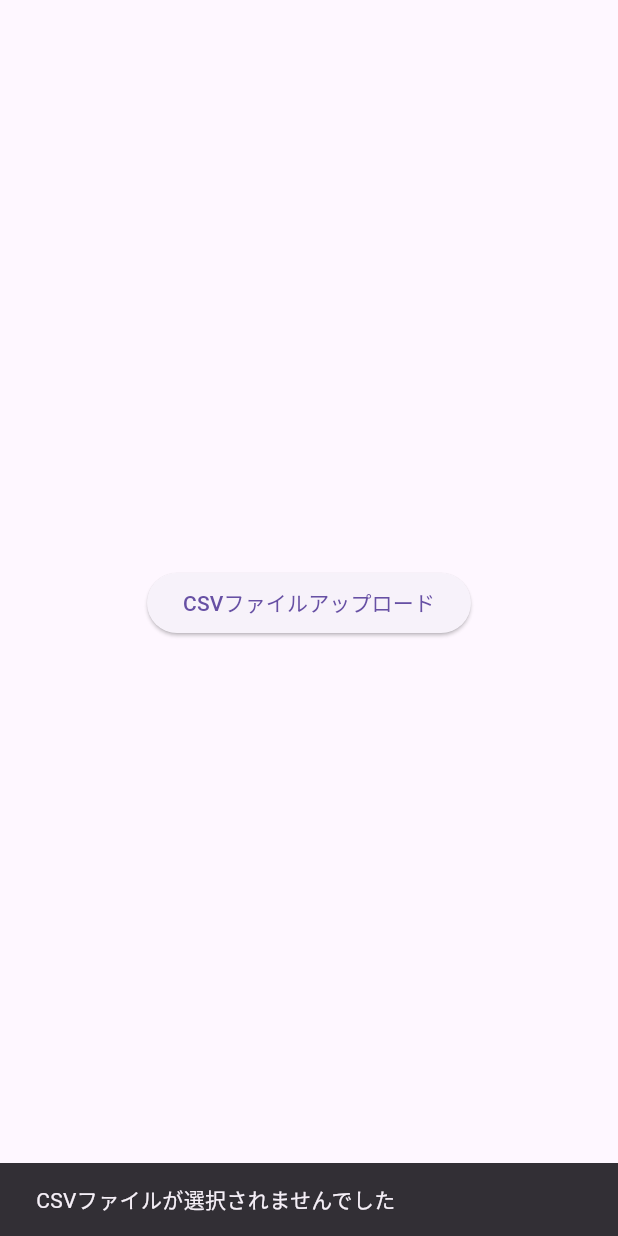
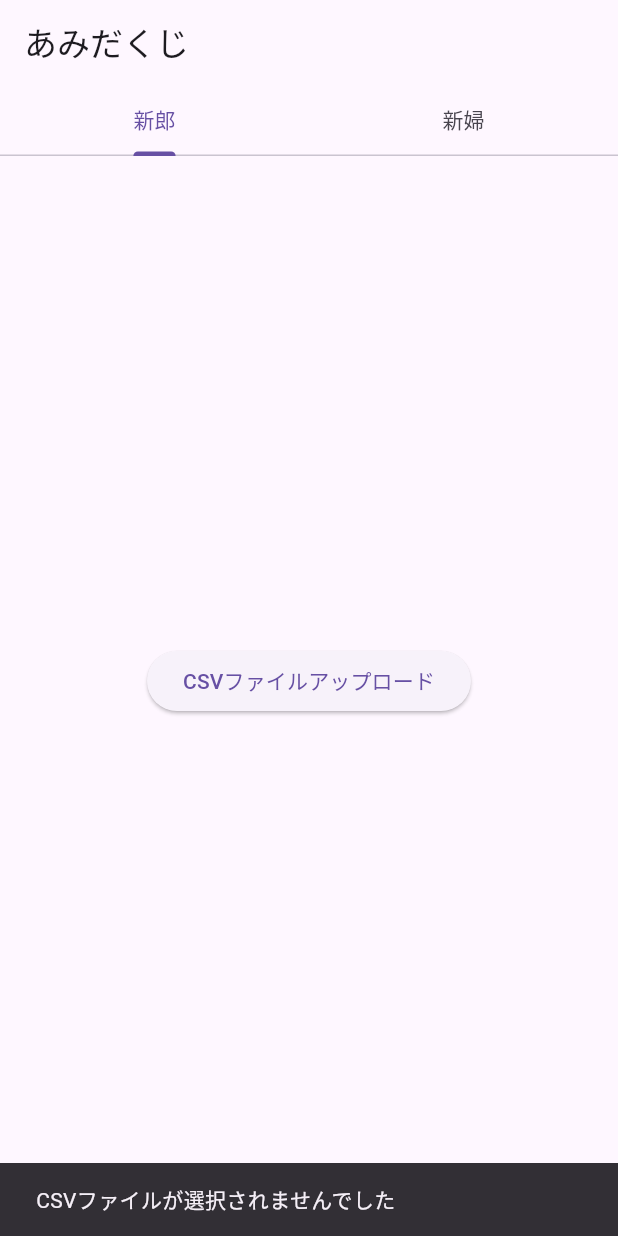
Before and after one commit to kentomiya89/amidakuji_app, a Flutter app: the screen it shows after launch, after a tap on "CSVファイルアップロード", on a phone screen of 412 x 824 dp. Run offline on Flutter 3.47's test engine with Material 3 defaults, Android fonts, the phone set to English and light mode, and no system bars; our stand-ins replace csv, file_picker.

Commit message:
change: TabBarViewを使ったシングルページアプリケーション的な感じに変更

```diff
--- a/lib/page/home_page.dart
+++ b/lib/page/home_page.dart
@@ -1,89 +1,65 @@
-import 'dart:convert';
-
 import 'package:amidakuji_app/model/participant.dart';
-import 'package:amidakuji_app/page/amida_page.dart';
-import 'package:csv/csv.dart';
-import 'package:file_picker/file_picker.dart';
+import 'package:amidakuji_app/view/amida_body.dart';
+import 'package:amidakuji_app/view/data_upload_body.dart';
 import 'package:flutter/material.dart';
 
-class HomePage extends StatefulWidget {
+class HomePage extends StatelessWidget {
   const HomePage({super.key});
 
   @override
-  State<HomePage> createState() => _HomePageState();
-}
-
-class _HomePageState extends State<HomePage> {
-  // CSVファイルをアップロードするメソッド
-  Future<void> _uploadCsv() async {
-    final result = await FilePicker.platform.pickFiles(
-      type: FileType.custom,
-      allowedExtensions: ['csv'],
-    );
-
-    if (result == null) {
-      // ファイルが選択されなかった場合
-      _showErrorSnackBar('CSVファイルが選択されませんでした');
-
-      return;
-    }
-
-    // ファイルの読み込み
-    final file = result.files.first;
-    final bytes = file.bytes;
-
-    if (bytes == null) {
-      // ファイルが選択されなかった場合
-      _showErrorSnackBar('ファイルの読み取りが失敗しました');
-
-      return;
-    }
-
-    // シフトJISやEUC-JPで保存されている場合もUTF-8に変換して処理
-    final csvString = utf8.decode(bytes, allowMalformed: true); // UTF-8に変換
-    final csvTable = const CsvToListConverter().convert(csvString);
-
-    final participantList = csvTable.sublist(1).map((list) {
-      final lastName = list.first as String;
-      final firstName = list.last as String;
-
-      return Participant(firstName: firstName, lastName: lastName);
-    }).toList();
-
-    if (mounted) {
-      await Navigator.of(context).pushReplacement(
-        PageRouteBuilder<void>(
-          pageBuilder: (_, __, ___) =>
-              AmidaPage(participantList: participantList),
-          transitionDuration: Duration.zero,
-          reverseTransitionDuration: Duration.zero,
+  Widget build(BuildContext context) {
+    return DefaultTabController(
+      length: 2,
+      child: Scaffold(
+        appBar: AppBar(
+          title: const Text('あみだくじ'),
+          bottom: const TabBar(
+            tabs: [
+              Tab(text: '新郎'),
+              Tab(text: '新婦'),
+            ],
+          ),
+        ),
+        body: const TabBarView(
+          children: [
+            _HomeBody(),
+            _HomeBody(),
+          ],
+        ),
       ),
     );
   }
 }
 
-  void _showErrorSnackBar(String message) {
-    ScaffoldMessenger.of(context)
-        .showSnackBar(SnackBar(content: Text(message)));
+class _HomeBody extends StatefulWidget {
+  const _HomeBody();
+
+  @override
+  State<_HomeBody> createState() => _HomeBodyState();
 }
+
+class _HomeBodyState extends State<_HomeBody>
+    with AutomaticKeepAliveClientMixin {
+  bool isUpload = false;
+  List<Participant> participantList = [];
+
+  @override
+  bool get wantKeepAlive => true;
 
   @override
   Widget build(BuildContext context) {
-    return Scaffold(
-      body: Padding(
+    super.build(context);
+    return isUpload
+        ? AmidaBody(participantList: participantList)
+        : Padding(
             padding: const EdgeInsets.all(16),
-        child: Center(
-          child: Column(
-            mainAxisAlignment: MainAxisAlignment.center,
-            children: [
-              ElevatedButton(
-                onPressed: _uploadCsv,
-                child: const Text('CSVファイルアップロード'),
-              ),
-              const SizedBox(height: 20),
-            ],
-          ),
-        ),
+            child: DataUploadBody(
+              onGenerated: (list) {
+                setState(() {
+                  isUpload = true;
+                  participantList = list;
+                });
+              },
             ),
           );
   }
```
Also changed, not shown: lib/page/amida_page.dart (deleted, +0 -379 lines). Lines whose indentation alone changed are shown as unchanged.
